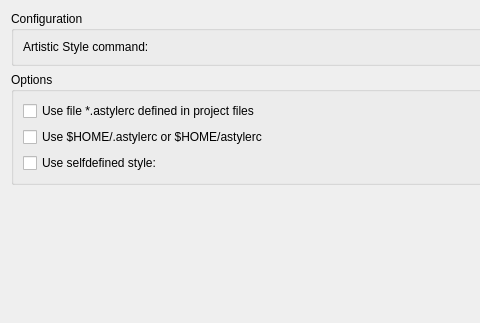
Above: src/plugins/beautifier/artisticstyle/artisticstyleoptionspage.ui from qt-creator/qt-creator before the change; both pictures show x 0 to 480 and y 0 to 323 of the 817 by 631 pixel window. Below: the same form after it.
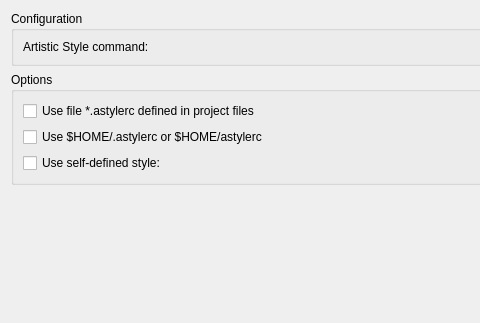
That is the form after the change. Custom widgets are drawn as their Qt base class.

The edit to the form file:
```diff
--- a/src/plugins/beautifier/artisticstyle/artisticstyleoptionspage.ui
+++ b/src/plugins/beautifier/artisticstyle/artisticstyleoptionspage.ui
@@ -58,7 +58,7 @@
         <item>
          <widget class="QCheckBox" name="useCustomStyle">
           <property name="text">
-           <string>Use selfdefined style:</string>
+           <string>Use self-defined style:</string>
           </property>
          </widget>
         </item>
```
